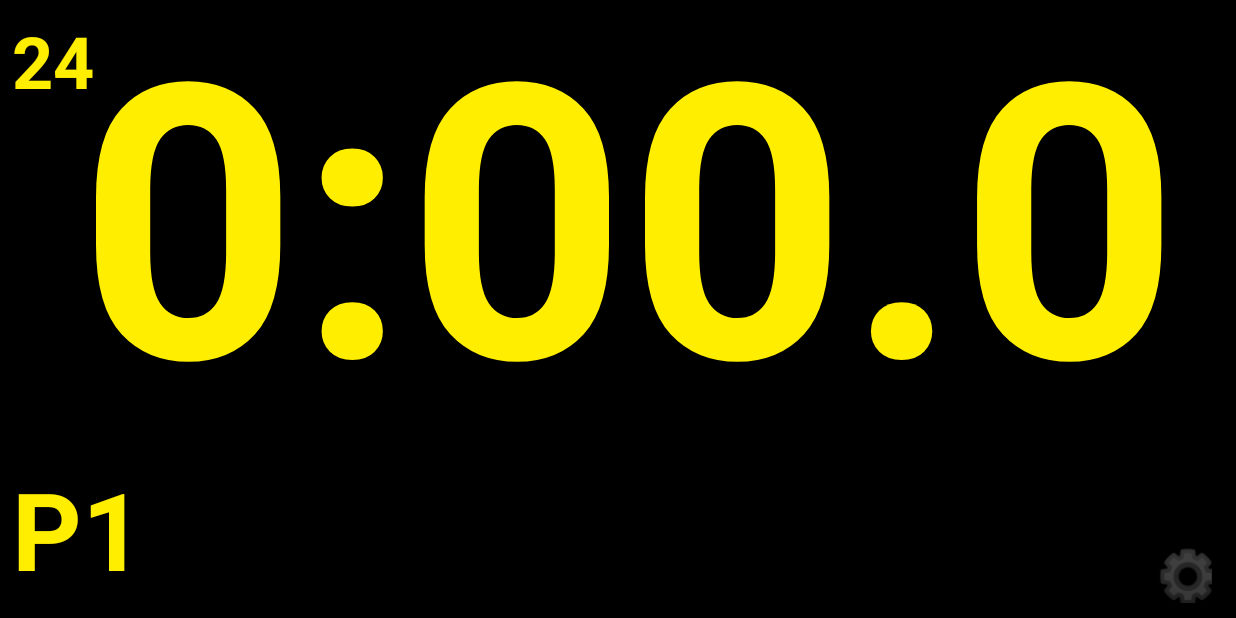
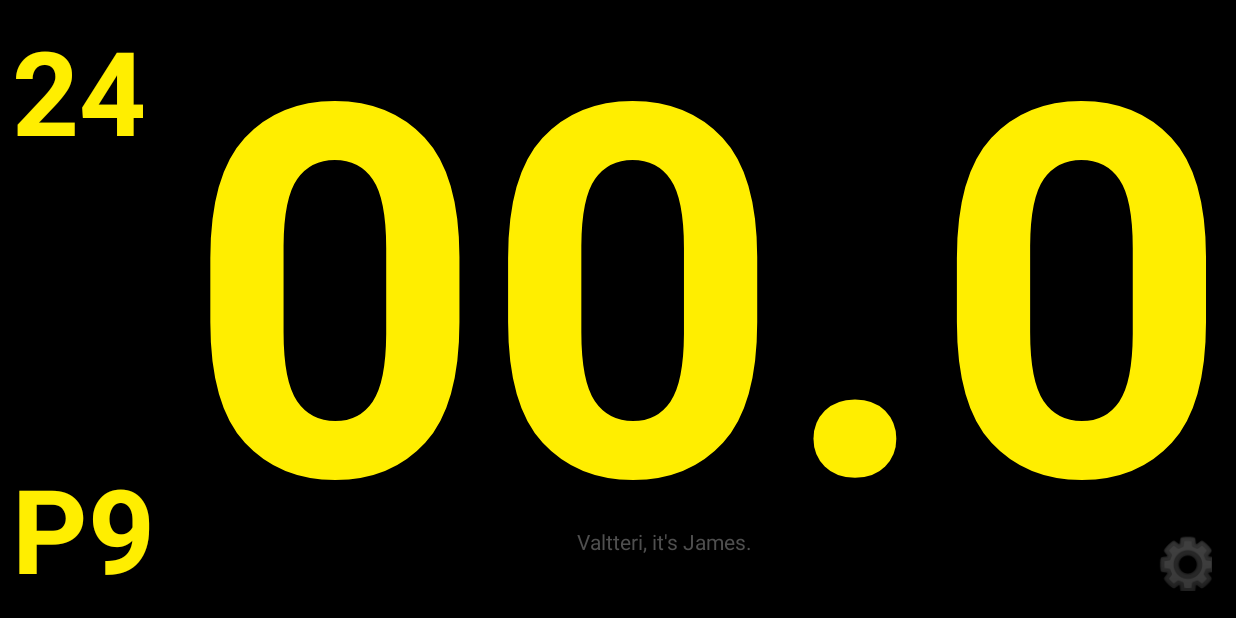
Before and after one commit to henrikingo/VirtualValtteri, an Android app: the screen it shows after launch (MainActivity), on a phone screen of 824 x 412 dp (held sideways). Run offline under Robolectric (Android 15) with nearby library versions, the phone set to English and light mode, and no system bars; pictures from the network do not load.

Commit message:
Learning how to do automatically scaling layout in Android
Surprisingly hard. Seems to be a new invention in these hoods...

```diff
--- a/app/src/main/java/cc/openlife/virtualvaltteri/SettingsActivity.java
+++ b/app/src/main/java/cc/openlife/virtualvaltteri/SettingsActivity.java
@@ -81,7 +81,7 @@ public class SettingsActivity extends AppCompatActivity {
                     final MultiSelectListPreference favoritedDriversPreference = (MultiSelectListPreference) preference;
                     Set<String> newOldFollows = (HashSet<String>) value;
                     Set<String> oldOldFollows = favoritedDriversPreference.getValues();
-                    System.out.println("olldoldfollows"+ oldOldFollows);
+                    System.out.println("oldoldfollows"+ oldOldFollows);
                     System.out.println("newoldfollows"+newOldFollows);
                     // Subtract
                     // Note that for this widget you can only ever unselect widgets
--- a/app/src/main/res/layout-land/activity_main.xml
+++ b/app/src/main/res/layout-land/activity_main.xml
@@ -9,78 +9,137 @@
 
     <TextView
         android:id="@+id/text_view"
-        android:layout_width="528dp"
-        android:layout_height="118dp"
+        android:layout_width="wrap_content"
+        android:layout_height="wrap_content"
         android:layout_marginStart="16dp"
+        android:layout_marginLeft="16dp"
+        android:layout_marginEnd="8dp"
         android:layout_marginBottom="8dp"
         android:background="@android:color/transparent"
         android:elevation="10dp"
-        android:text=""
+        android:text="Valtteri, it's James."
+        android:lines="3"
         android:textColor="#aa777777"
+        app:layout_constraintTop_toBottomOf="@id/idGuidelineBottom"
         app:layout_constraintBottom_toBottomOf="parent"
-        app:layout_constraintStart_toEndOf="@+id/idPosition" />
+        app:layout_constraintEnd_toStartOf="@id/settingsButton"
+        app:layout_constraintStart_toEndOf="@+id/idBarrierLeft1"
+        app:layout_constraintLeft_toRightOf="@+id/idBarrierLeft1"/>
 
     <Button
         android:id="@+id/settingsButton"
         android:layout_width="70dp"
         android:layout_height="62dp"
+        android:layout_marginBottom="8dp"
         android:background="@color/black"
         android:text="⚙️"
         android:textColor="#55ffffff"
         android:textSize="34sp"
         app:layout_constraintBottom_toBottomOf="parent"
-        app:layout_constraintEnd_toEndOf="parent" />
+        app:layout_constraintRight_toRightOf="parent" />
 
 
     <TextView
         android:id="@+id/idCarNr"
-        android:layout_width="163dp"
-        android:layout_height="83dp"
+        android:layout_width="0dp"
+        android:layout_height="0dp"
         android:layout_marginStart="8dp"
         android:layout_marginTop="8dp"
+        android:layout_marginBottom="-50sp"
         android:text="24"
         android:textColor="@color/brightLargeText"
-        android:textSize="48sp"
+        app:autoSizeTextType="uniform"
+        app:autoSizeMinTextSize="72sp"
+        app:autoSizeMaxTextSize="512sp"
+        app:autoSizeStepGranularity="1sp"
+        android:lines="1"
         android:textStyle="bold"
+        app:layout_constraintEnd_toStartOf="@id/idGuidelineLeft"
         app:layout_constraintStart_toStartOf="parent"
-        app:layout_constraintTop_toTopOf="parent" />
+        app:layout_constraintTop_toTopOf="parent"
+        app:layout_constraintBottom_toTopOf="@id/idGuidelineTop"/>
 
     <TextView
         android:id="@+id/idPosition"
-        android:layout_width="173dp"
-        android:layout_height="100dp"
+        android:layout_width="0dp"
+        android:layout_height="0dp"
         android:layout_marginStart="8dp"
         android:layout_marginBottom="8dp"
+        android:layout_marginTop="-50sp"
+        app:autoSizeTextType="uniform"
+        app:autoSizeMinTextSize="72sp"
+        app:autoSizeMaxTextSize="512sp"
+        app:autoSizeStepGranularity="1sp"
+        android:lines="1"
+
+
+
         android:background="@android:color/transparent"
-        android:text="P1"
+        android:text="P9"
         android:textAlignment="textStart"
         android:textColor="@color/brightLargeText"
-        android:textSize="72sp"
         android:textStyle="bold"
         app:layout_constraintBottom_toBottomOf="parent"
-        app:layout_constraintStart_toStartOf="parent" />
+        app:layout_constraintStart_toStartOf="parent"
+        app:layout_constraintEnd_toStartOf="@id/idGuidelineLeft"
+        app:layout_constraintTop_toBottomOf="@id/idGuidelineBottom" />
 
     <TextView
         android:id="@+id/idLargeText"
-        android:layout_width="747dp"
-        android:layout_height="388dp"
-        android:layout_marginTop="-35dp"
-        android:layout_marginBottom="5dp"
-        android:autoSizeTextType="none"
+        android:layout_width="0dp"
+        android:layout_height="0dp"
+        android:layout_marginStart="0dp"
+        android:layout_marginTop="-50dp"
+        android:layout_marginEnd="4dp"
+        android:layout_marginBottom="-50dp"
+        app:autoSizeTextType="uniform"
+        app:autoSizeMinTextSize="192sp"
+        app:autoSizeMaxTextSize="2048sp"
+        app:autoSizeStepGranularity="1sp"
+        android:lines="1"
         android:background="@android:color/transparent"
         android:bufferType="normal"
-        android:elegantTextHeight="true"
         android:elevation="5dp"
         android:text="@string/largeTextDefault"
         android:textAlignment="textEnd"
         android:textAppearance="@style/TextAppearance.AppCompat.Body1"
         android:textColor="@color/brightLargeText"
-        android:textSize="256dp"
         android:textStyle="bold"
-        app:layout_constraintBottom_toBottomOf="@+id/text_view"
+        app:layout_constraintBottom_toBottomOf="parent"
         app:layout_constraintEnd_toEndOf="parent"
-        app:layout_constraintStart_toStartOf="parent"
-        app:layout_constraintTop_toTopOf="parent"
-        app:layout_constraintVertical_bias="0.060000002" />
+        app:layout_constraintStart_toEndOf="@id/idBarrierLeft1"
+        app:layout_constraintTop_toTopOf="parent" />
+
+    <androidx.constraintlayout.widget.Barrier
+        android:id="@+id/idBarrierLeft1"
+        android:layout_width="wrap_content"
+        android:layout_height="wrap_content"
+        android:foreground="#eeeeee"
+        app:layout_constraintLeft_toRightOf="@id/idCarNr"
+        app:barrierDirection="end"
+        app:constraint_referenced_ids="idCarNr,idPosition"
+        tools:layout_editor_absoluteX="288dp"
+        tools:layout_editor_absoluteY="192dp" />
+
+    <androidx.constraintlayout.widget.Guideline
+        android:id="@+id/idGuidelineBottom"
+        android:layout_width="wrap_content"
+        android:layout_height="wrap_content"
+        android:orientation="horizontal"
+        app:layout_constraintGuide_percent="0.85" />
+
+    <androidx.constraintlayout.widget.Guideline
+        android:id="@+id/idGuidelineLeft"
+        android:layout_width="wrap_content"
+        android:layout_height="wrap_content"
+        android:orientation="vertical"
+        app:layout_constraintGuide_percent="0.15" />
+
+    <androidx.constraintlayout.widget.Guideline
+        android:id="@+id/idGuidelineTop"
+        android:layout_width="wrap_content"
+        android:layout_height="wrap_content"
+        android:orientation="horizontal"
+        app:layout_constraintGuide_percent="0.15" />
 
 </androidx.constraintlayout.widget.ConstraintLayout>
--- a/app/src/main/res/values/strings.xml
+++ b/app/src/main/res/values/strings.xml
@@ -38,5 +38,5 @@
 
     <string name="carNrDefault">24</string>
     <string name="positionDefault">P0</string>
-    <string name="largeTextDefault">0:00.0</string>
+    <string name="largeTextDefault">00.0</string>
 </resources>
```
